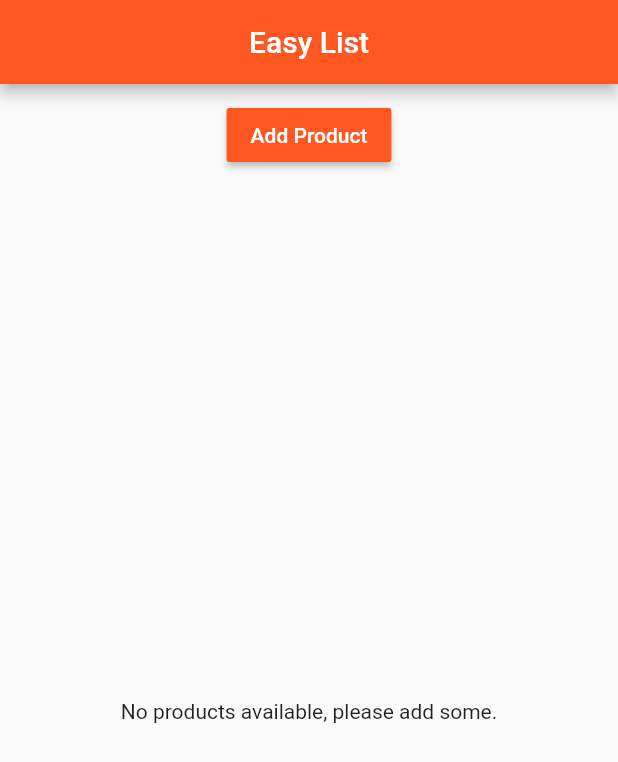
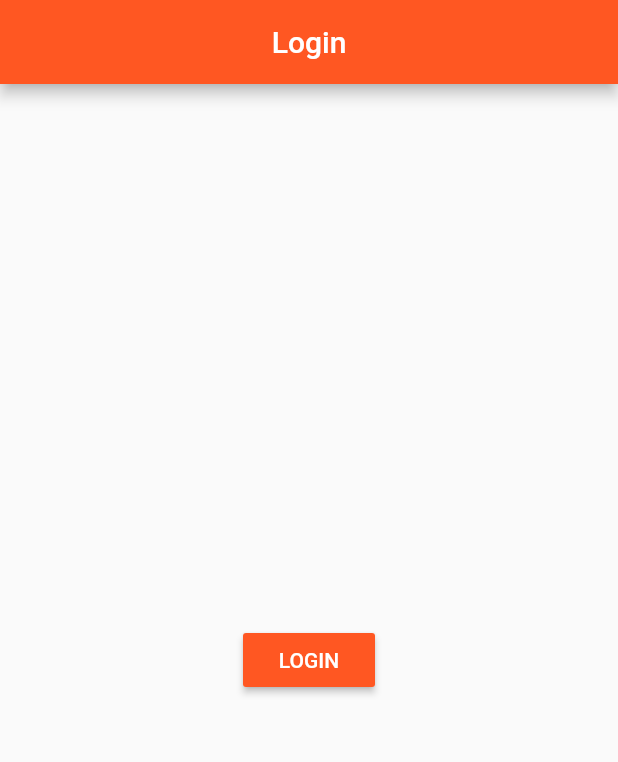
Before and after one commit to EslamElMeniawy/FlutterTutorial, a Flutter app: the screen it shows after launch, on a phone screen of 412 x 824 dp. Shown: the top 762 px of the screen. Run offline on Flutter 3.47's test engine with Material 2 defaults, Android fonts, the phone set to English and light mode, and no system bars.

Commit message:
Navigate to page which will not return to previous page

```diff
--- a/lib/main.dart
+++ b/lib/main.dart
@@ -1,6 +1,6 @@
 import 'package:flutter/material.dart';
 
-import './pages/home.dart';
+import './pages/auth.dart';
 
 void main() => runApp(MyApp());
 
@@ -12,7 +12,7 @@
         primarySwatch: Colors.deepOrange,
         accentColor: Colors.deepPurple,
       ),
-      home: HomePage(),
+      home: AuthPage(),
     );
   }
 }
--- /dev/null
+++ b/lib/pages/auth.dart
@@ -0,0 +1,29 @@
+import 'package:flutter/material.dart';
+
+import './products.dart';
+
+class AuthPage extends StatelessWidget {
+  @override
+  Widget build(BuildContext context) {
+    return Scaffold(
+      appBar: AppBar(
+        title: Text('Login'),
+        centerTitle: true,
+      ),
+      body: Center(
+        child: RaisedButton(
+          color: Theme.of(context).primaryColor,
+          textColor: Colors.white,
+          child: Text('LOGIN'),
+          onPressed: () {
+            Navigator.pushReplacement(
+              context,
+              MaterialPageRoute(
+                  builder: (BuildContext context) => ProductsPage()),
+            );
+          },
+        ),
+      ),
+    );
+  }
+}
--- a/lib/pages/home.dart
+++ b/lib/pages/products.dart
@@ -2,7 +2,7 @@
 
 import '../products_manager.dart';
 
-class HomePage extends StatelessWidget {
+class ProductsPage extends StatelessWidget {
   @override
   Widget build(BuildContext context) {
     return Scaffold(
```
